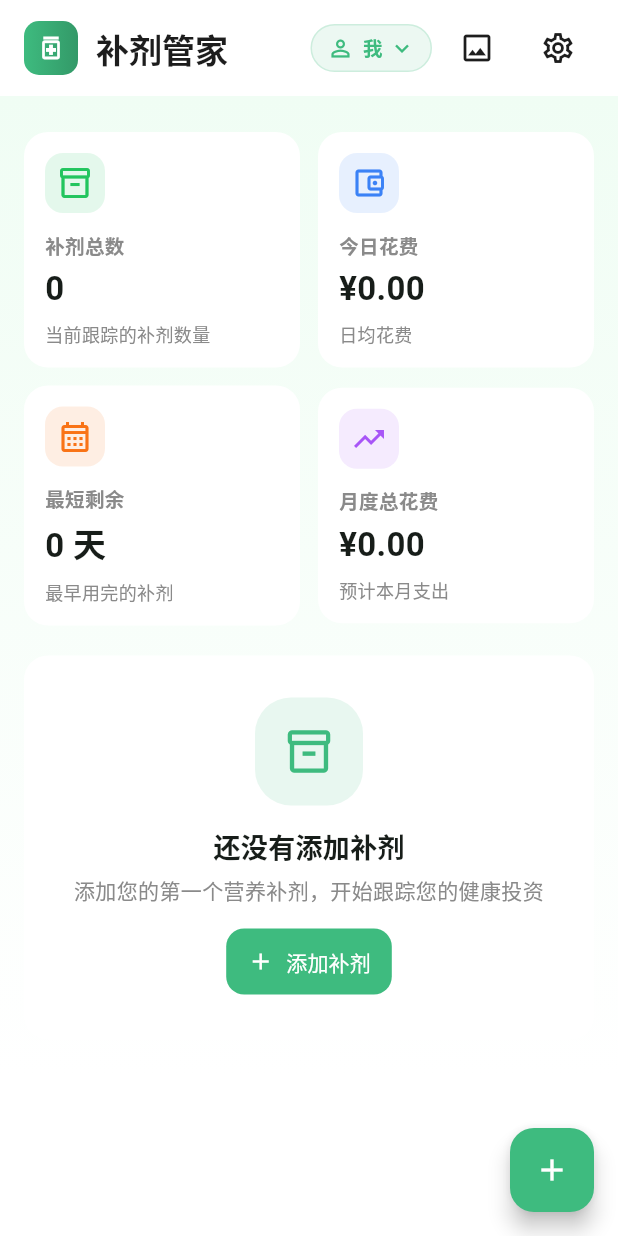
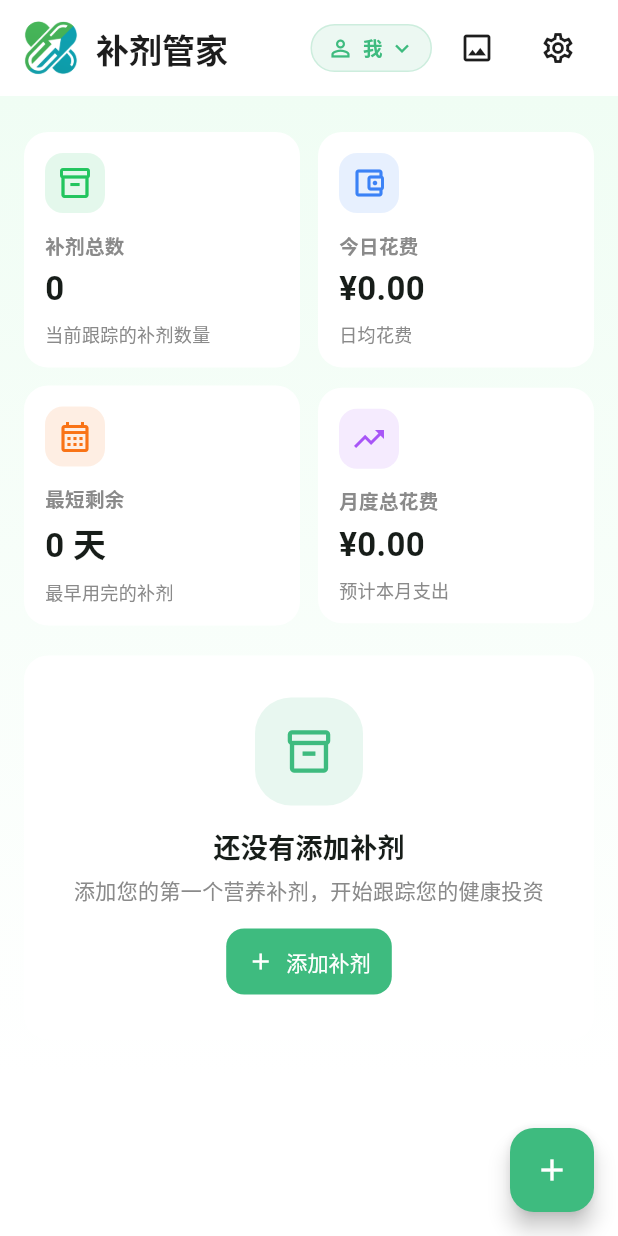
Before and after one commit to BryceWG/supplement-tracker, a Flutter app: the screen it shows after launch, on a phone screen of 412 x 824 dp. Run offline on Flutter 3.47's test engine with Material 3 defaults, Android fonts, the light colour scheme and no system bars; our stand-ins replace file_picker, share_plus, shared_preferences; missing offline and left inert: dart:html.

Commit message:
build(app): rename to Chinese name and add sharing & url launcher support
- Update app name to “补剂管家” across README, Android manifest, iOS plist, macOS menu, Windows resources, Linux header, etc.
- Add Chinese strings resource and asset for the app icon.
- Register `url_launcher` and `share_plus` plugins for Linux, macOS, and Windows.
- Add `path_provider` and `share_plus` dependencies in `pubspec.yaml` and include the app icon asset.
- Adjust the home screen UI to display the new app icon in the top navigation bar.

```diff
--- a/lib/src/ui/home/home_screen.dart
+++ b/lib/src/ui/home/home_screen.dart
@@ -263,14 +263,19 @@ class _TopNavBar extends StatelessWidget implements PreferredSizeWidget {
           titleSpacing: 16,
           title: Row(
             children: [
-              Container(
+              SizedBox(
                 width: 36,
                 height: 36,
-                decoration: BoxDecoration(
-                  gradient: const LinearGradient(colors: [AppTheme.primary, AppTheme.primaryDark]),
+                child: ClipRRect(
                   borderRadius: BorderRadius.circular(10),
+                  child: ColoredBox(
+                    color: Colors.white,
+                    child: Image.asset(
+                      'assets/icons/app_icon.png',
+                      fit: BoxFit.cover,
+                    ),
+                  ),
                 ),
-                child: const Icon(Icons.medication_outlined, color: Colors.white, size: 20),
               ),
               const SizedBox(width: 12),
               const Text(
--- a/pubspec.yaml
+++ b/pubspec.yaml
@@ -10,6 +10,8 @@ dependencies:
   flutter:
     sdk: flutter
   file_picker: ^10.3.10
+  path_provider: ^2.1.5
+  share_plus: ^11.1.0
   shared_preferences: ^2.2.2
 
 dev_dependencies:
@@ -31,3 +33,5 @@ flutter_launcher_icons:
 
 flutter:
   uses-material-design: true
+  assets:
+    - assets/icons/app_icon.png
```
Also changed, not shown: pubspec.lock, 16 other files.
